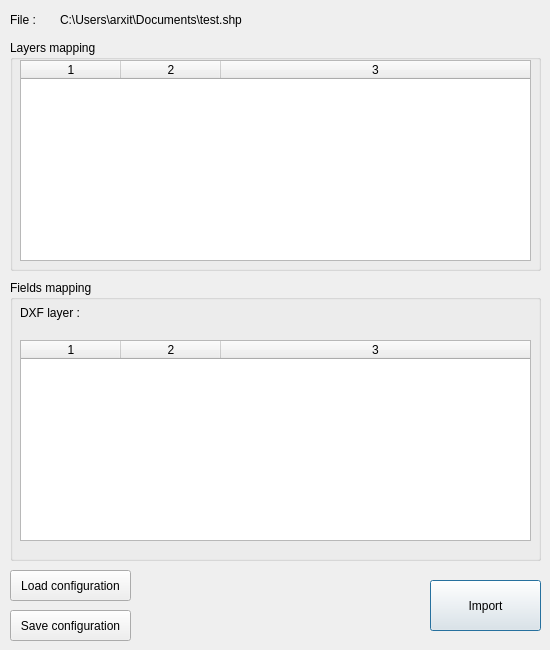
The window that widgets/import_data/import_dxf_dialog.ui (Geoportail-Luxembourg/qgis-pag-plugin) describes before a commit, drawn with Qt 5.
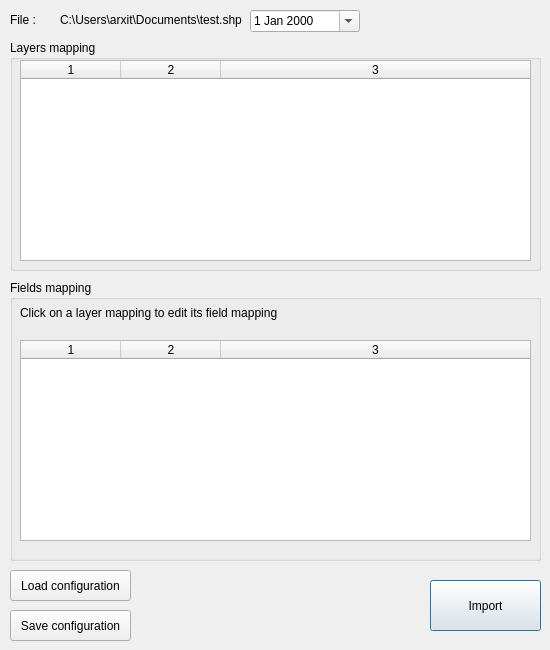
The same window after the commit.

Commit message: Modification d'un label

Diff of the .ui file:
```diff
--- a/widgets/import_data/import_dxf_dialog.ui
+++ b/widgets/import_data/import_dxf_dialog.ui
@@ -147,7 +147,7 @@
      </rect>
     </property>
     <property name="text">
-     <string>DXF layer :</string>
+     <string>Click on a layer mapping to edit its field mapping</string>
     </property>
    </widget>
    <widget class="QTableWidget" name="tabFieldsMapping">
@@ -173,6 +173,19 @@
     <column/>
    </widget>
   </widget>
+  <widget class="QDateEdit" name="dateEdit">
+   <property name="geometry">
+    <rect>
+     <x>250</x>
+     <y>10</y>
+     <width>110</width>
+     <height>22</height>
+    </rect>
+   </property>
+   <property name="calendarPopup">
+    <bool>true</bool>
+   </property>
+  </widget>
  </widget>
  <resources/>
  <connections>
```
